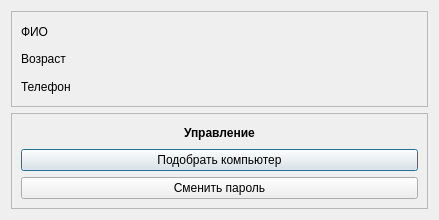
Old version of the form src/apps/pacientPanel/patientpanel.ui in the repository Liorkinn/RPC-system.
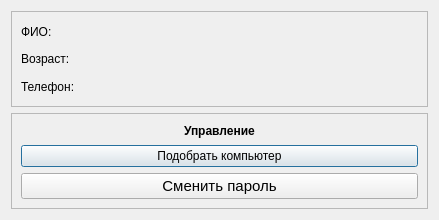
New version of the form.

```diff
--- a/src/apps/pacientPanel/patientpanel.ui
+++ b/src/apps/pacientPanel/patientpanel.ui
@@ -28,21 +28,21 @@
         <item>
          <widget class="QLabel" name="label_FIO">
           <property name="text">
-           <string>ФИО</string>
+           <string>ФИО:</string>
           </property>
          </widget>
         </item>
         <item>
          <widget class="QLabel" name="label_age">
           <property name="text">
-           <string>Возраст</string>
+           <string>Возраст:</string>
           </property>
          </widget>
         </item>
         <item>
          <widget class="QLabel" name="label_telephone">
           <property name="text">
-           <string>Телефон</string>
+           <string>Телефон:</string>
           </property>
          </widget>
         </item>
@@ -86,7 +86,7 @@
          <widget class="QPushButton" name="button_changePassword">
           <property name="font">
            <font>
-            <pointsize>9</pointsize>
+            <pointsize>11</pointsize>
            </font>
           </property>
           <property name="text">
```
